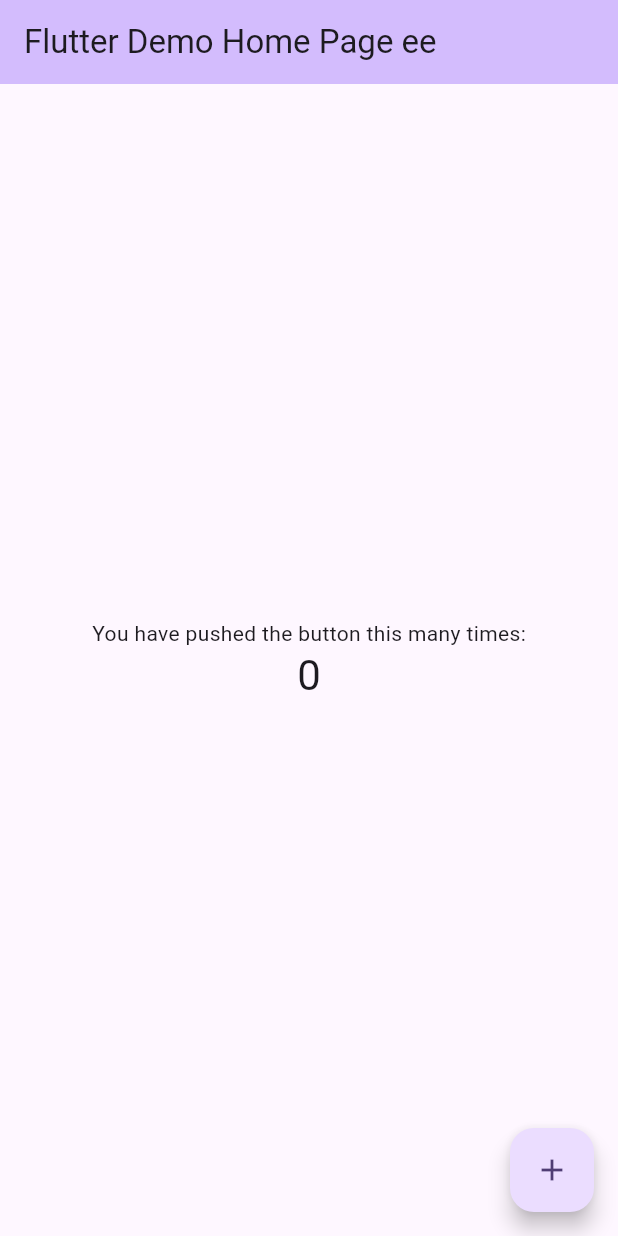
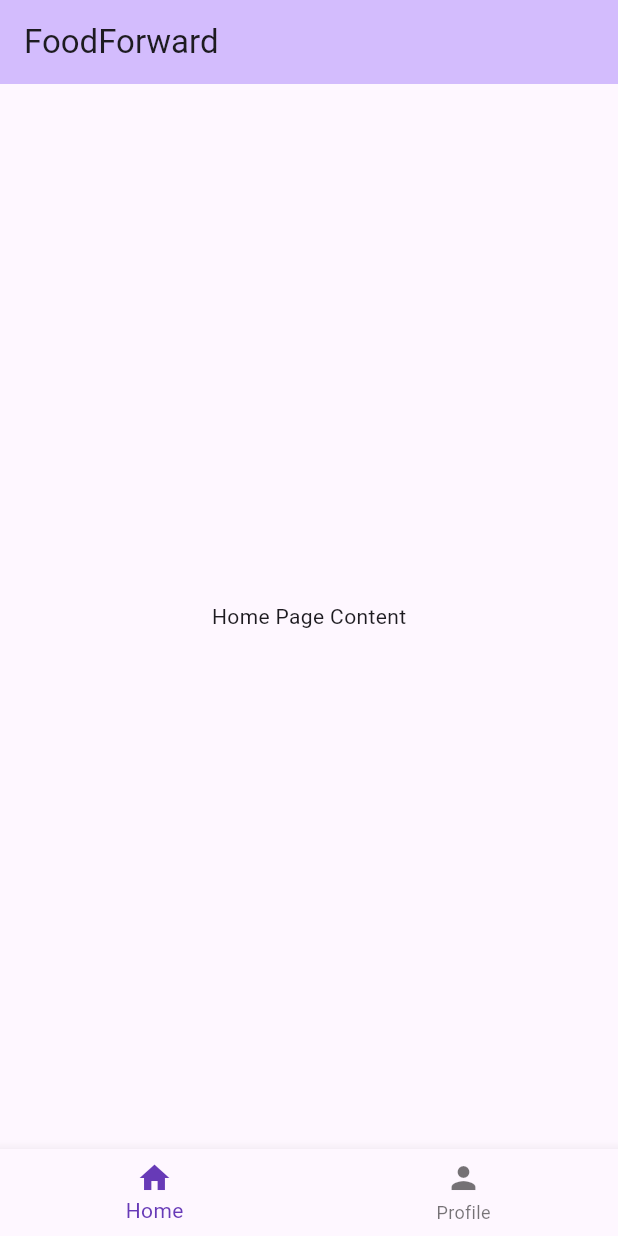
Before and after one commit to raf-xtgt/FoodForward, a Flutter app: the screen it shows after launch, on a phone screen of 412 x 824 dp. Run offline on Flutter 3.47's test engine with Material 3 defaults, Android fonts, the light colour scheme and no system bars.

Commit message:
Implemented bottom navigation

```diff
--- /dev/null
+++ b/frontend/food_forward_app/lib/components/bottom-navigation/bottom-navigation.dart
@@ -0,0 +1,32 @@
+ import 'package:flutter/material.dart';
+
+ class BottomNavigation extends StatelessWidget {
+final int selectedIndex;
+  final Function(int) onItemTapped;
+
+  const BottomNavigation({
+    super.key,
+    required this.selectedIndex,
+    required this.onItemTapped,
+  });
+
+  @override
+  Widget build(BuildContext context) {
+    return BottomNavigationBar(
+      items: const <BottomNavigationBarItem>[
+        BottomNavigationBarItem(
+          icon: Icon(Icons.home),
+          label: 'Home',
+        ),
+        BottomNavigationBarItem(
+          icon: Icon(Icons.person),
+          label: 'Profile',
+        ),
+      ],
+      currentIndex: selectedIndex,
+      selectedItemColor: Colors.deepPurple,
+      onTap: onItemTapped,
+    );
+  }
+
+}
--- /dev/null
+++ b/frontend/food_forward_app/lib/homepage-state.dart
@@ -0,0 +1,40 @@
+import 'package:flutter/material.dart';
+import 'package:food_forward_app/homepage.dart';
+import 'package:food_forward_app/screens/home/home-screen.dart';
+import 'package:food_forward_app/screens/profile/profile-screen.dart';
+import 'package:food_forward_app/components/bottom-navigation/bottom-navigation.dart';
+
+class MyHomePageState extends State<MyHomePage> {
+
+  int _selectedIndex = 0; // Track the index of the selected tab
+    // Define a list of widgets to display for each tab
+  static const List<Widget> _pages = <Widget>[
+    HomeScreen(),
+    ProfileScreen(),
+  ];
+
+  void _onItemTapped(int index) {
+    setState(() {
+      _selectedIndex = index; // Update the selected index
+    });
+  }
+
+
+  @override
+  Widget build(BuildContext context) {
+    return Scaffold(
+      appBar: AppBar(
+        backgroundColor: Theme.of(context).colorScheme.inversePrimary,
+        title: Text(widget.title),
+      ),
+      body: Center(
+        // Display the widget for the selected tab
+        child: _pages.elementAt(_selectedIndex),
+      ),
+      bottomNavigationBar: BottomNavigation(
+        selectedIndex: _selectedIndex,
+        onItemTapped: _onItemTapped,
+      ),
+    );
+  }
+}
--- a/frontend/food_forward_app/lib/screens/homepage/homepage.dart
+++ b/frontend/food_forward_app/lib/homepage.dart
@@ -1,5 +1,5 @@
 import 'package:flutter/material.dart';
-import 'package:food_forward_app/state-controllers/homepage-state.dart';
+import 'package:food_forward_app/homepage-state.dart';
 
  class MyHomePage extends StatefulWidget {
   const MyHomePage({super.key, required this.title});
--- a/frontend/food_forward_app/lib/main.dart
+++ b/frontend/food_forward_app/lib/main.dart
@@ -1,5 +1,5 @@
 import 'package:flutter/material.dart';
-import 'package:food_forward_app/screens/homepage/homepage.dart';
+import 'package:food_forward_app/homepage.dart';
 
 void main() {
   runApp(const MyApp());
@@ -12,7 +12,7 @@
   @override
   Widget build(BuildContext context) {
     return MaterialApp(
-      title: 'Flutter Demo',
+      title: 'FoodForward',
       theme: ThemeData(
         // This is the theme of your application.
         //
@@ -32,7 +32,7 @@
         colorScheme: ColorScheme.fromSeed(seedColor: Colors.deepPurple),
         useMaterial3: true,
       ),
-      home: const MyHomePage(title: 'Flutter Demo Home Page ee'),
+      home: const MyHomePage(title: 'FoodForward'),
     );
   }
 }
--- /dev/null
+++ b/frontend/food_forward_app/lib/screens/home/home-screen.dart
@@ -0,0 +1,9 @@
+import 'package:flutter/material.dart';
+class HomeScreen extends StatelessWidget {
+  const HomeScreen({super.key});
+
+  @override
+  Widget build(BuildContext context) {
+    return const Text('Home Page Content');
+  }
+}
--- /dev/null
+++ b/frontend/food_forward_app/lib/screens/profile/profile-screen.dart
@@ -0,0 +1,10 @@
+import 'package:flutter/material.dart';
+
+class ProfileScreen extends StatelessWidget {
+  const ProfileScreen({super.key});
+
+  @override
+  Widget build(BuildContext context) {
+    return const Text('Profile Page Content');
+  }
+}
--- a/frontend/food_forward_app/lib/state-controllers/homepage-state.dart
+++ /dev/null
@@ -1,72 +0,0 @@
- import 'package:flutter/material.dart';
-import 'package:food_forward_app/screens/homepage/homepage.dart';
-
-class MyHomePageState extends State<MyHomePage> {
-  int _counter = 0;
-
-  void _incrementCounter() {
-    setState(() {
-      // This call to setState tells the Flutter framework that something has
-      // changed in this State, which causes it to rerun the build method below
-      // so that the display can reflect the updated values. If we changed
-      // _counter without calling setState(), then the build method would not be
-      // called again, and so nothing would appear to happen.
-      _counter++;
-    });
-  }
-
-  @override
-  Widget build(BuildContext context) {
-    // This method is rerun every time setState is called, for instance as done
-    // by the _incrementCounter method above.
-    //
-    // The Flutter framework has been optimized to make rerunning build methods
-    // fast, so that you can just rebuild anything that needs updating rather
-    // than having to individually change instances of widgets.
-    return Scaffold(
-      appBar: AppBar(
-        // TRY THIS: Try changing the color here to a specific color (to
-        // Colors.amber, perhaps?) and trigger a hot reload to see the AppBar
-        // change color while the other colors stay the same.
-        backgroundColor: Theme.of(context).colorScheme.inversePrimary,
-        // Here we take the value from the MyHomePage object that was created by
-        // the App.build method, and use it to set our appbar title.
-        title: Text(widget.title),
-      ),
-      body: Center(
-        // Center is a layout widget. It takes a single child and positions it
-        // in the middle of the parent.
-        child: Column(
-          // Column is also a layout widget. It takes a list of children and
-          // arranges them vertically. By default, it sizes itself to fit its
-          // children horizontally, and tries to be as tall as its parent.
-          //
-          // Column has various properties to control how it sizes itself and
-          // how it positions its children. Here we use mainAxisAlignment to
-          // center the children vertically; the main axis here is the vertical
-          // axis because Columns are vertical (the cross axis would be
-          // horizontal).
-          //
-          // TRY THIS: Invoke "debug painting" (choose the "Toggle Debug Paint"
-          // action in the IDE, or press "p" in the console), to see the
-          // wireframe for each widget.
-          mainAxisAlignment: MainAxisAlignment.center,
-          children: <Widget>[
-            const Text(
-              'You have pushed the button this many times:',
-            ),
-            Text(
-              '$_counter',
-              style: Theme.of(context).textTheme.headlineMedium,
-            ),
-          ],
-        ),
-      ),
-      floatingActionButton: FloatingActionButton(
-        onPressed: _incrementCounter,
-        tooltip: 'Increment',
-        child: const Icon(Icons.add),
-      ), // This trailing comma makes auto-formatting nicer for build methods.
-    );
-  }
-}
```
Also changed, not shown: frontend/food_forward_app/lib/state-controllers/bottom-navigation-state.dart (added).
